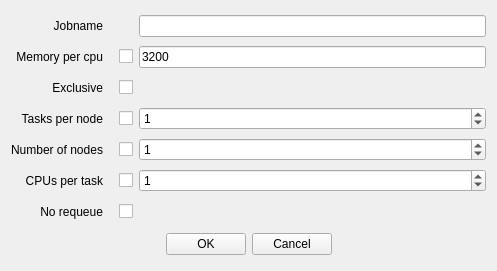
Above: ui/resource_specification.ui from lunarc/gfxlauncher before the change. Below: the same form after it.
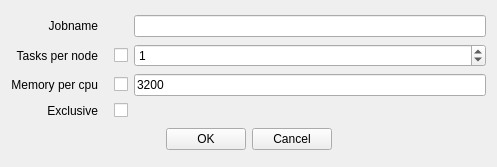
That is the form after the change.

Commit message: Work on simplifying user interface

Patch:
```diff
--- a/ui/resource_specification.ui
+++ b/ui/resource_specification.ui
@@ -7,7 +7,7 @@
     <x>0</x>
     <y>0</y>
     <width>497</width>
-    <height>271</height>
+    <height>167</height>
    </rect>
   </property>
   <property name="windowTitle">
@@ -15,7 +15,7 @@
   </property>
   <layout class="QVBoxLayout" name="verticalLayout">
    <item>
-    <layout class="QGridLayout" name="gridLayout" rowminimumheight="24,24,24,24,24,24,24">
+    <layout class="QGridLayout" name="gridLayout">
      <property name="sizeConstraint">
       <enum>QLayout::SetMinAndMaxSize</enum>
      </property>
@@ -25,76 +25,14 @@
      <item row="0" column="2">
       <widget class="QLineEdit" name="jobNameEdit"/>
      </item>
-     <item row="5" column="0">
-      <widget class="QLabel" name="label_6">
-       <property name="text">
-        <string>CPUs per task</string>
-       </property>
-       <property name="alignment">
-        <set>Qt::AlignRight|Qt::AlignTrailing|Qt::AlignVCenter</set>
-       </property>
-       <property name="indent">
-        <number>10</number>
-       </property>
-      </widget>
-     </item>
-     <item row="6" column="0">
-      <widget class="QLabel" name="label_7">
-       <property name="text">
-        <string>No requeue</string>
-       </property>
-       <property name="alignment">
-        <set>Qt::AlignRight|Qt::AlignTrailing|Qt::AlignVCenter</set>
-       </property>
-       <property name="indent">
-        <number>10</number>
-       </property>
-      </widget>
-     </item>
-     <item row="4" column="2">
-      <widget class="QSpinBox" name="numberOfNodesSpin">
-       <property name="minimum">
-        <number>-1</number>
-       </property>
-       <property name="value">
-        <number>1</number>
-       </property>
-      </widget>
-     </item>
-     <item row="1" column="2">
+     <item row="2" column="2">
       <widget class="QLineEdit" name="memoryPerCpuEdit">
        <property name="text">
         <string>3200</string>
        </property>
       </widget>
      </item>
-     <item row="3" column="0">
-      <widget class="QLabel" name="label_4">
-       <property name="text">
-        <string>Tasks per node</string>
-       </property>
-       <property name="alignment">
-        <set>Qt::AlignRight|Qt::AlignTrailing|Qt::AlignVCenter</set>
-       </property>
-       <property name="indent">
-        <number>10</number>
-       </property>
-      </widget>
-     </item>
      <item row="2" column="0">
-      <widget class="QLabel" name="label_3">
-       <property name="text">
-        <string>Exclusive</string>
-       </property>
-       <property name="alignment">
-        <set>Qt::AlignRight|Qt::AlignTrailing|Qt::AlignVCenter</set>
-       </property>
-       <property name="indent">
-        <number>10</number>
-       </property>
-      </widget>
-     </item>
-     <item row="1" column="0">
       <widget class="QLabel" name="label_2">
        <property name="text">
         <string>Memory per cpu</string>
@@ -107,16 +45,6 @@
        </property>
       </widget>
      </item>
-     <item row="3" column="2">
-      <widget class="QSpinBox" name="tasksPerNodeSpin">
-       <property name="minimum">
-        <number>-1</number>
-       </property>
-       <property name="value">
-        <number>1</number>
-       </property>
-      </widget>
-     </item>
      <item row="0" column="0">
       <widget class="QLabel" name="label">
        <property name="text">
@@ -130,20 +58,10 @@
        </property>
       </widget>
      </item>
-     <item row="5" column="2">
-      <widget class="QSpinBox" name="cpuPerTaskSpin">
-       <property name="minimum">
-        <number>-1</number>
-       </property>
-       <property name="value">
-        <number>1</number>
-       </property>
-      </widget>
-     </item>
-     <item row="4" column="0">
-      <widget class="QLabel" name="label_5">
+     <item row="5" column="0">
+      <widget class="QLabel" name="label_3">
        <property name="text">
-        <string>Number of nodes</string>
+        <string>Exclusive</string>
        </property>
        <property name="alignment">
         <set>Qt::AlignRight|Qt::AlignTrailing|Qt::AlignVCenter</set>
@@ -153,14 +71,14 @@
        </property>
       </widget>
      </item>
-     <item row="4" column="1">
-      <widget class="QCheckBox" name="specifyNumberOfNodesCheck">
+     <item row="2" column="1">
+      <widget class="QCheckBox" name="specifyMemoryCheck">
        <property name="text">
         <string/>
        </property>
       </widget>
      </item>
-     <item row="3" column="1">
+     <item row="1" column="1">
       <widget class="QCheckBox" name="specifyTasksPerNodeCheck">
        <property name="text">
         <string/>
@@ -168,20 +86,6 @@
       </widget>
      </item>
      <item row="5" column="1">
-      <widget class="QCheckBox" name="specifyCPUsPerTaskCheck">
-       <property name="text">
-        <string/>
-       </property>
-      </widget>
-     </item>
-     <item row="1" column="1">
-      <widget class="QCheckBox" name="specifyMemoryCheck">
-       <property name="text">
-        <string/>
-       </property>
-      </widget>
-     </item>
-     <item row="2" column="1">
       <widget class="QCheckBox" name="exclusiveCheck">
        <property name="layoutDirection">
         <enum>Qt::LeftToRight</enum>
@@ -191,13 +95,26 @@
        </property>
       </widget>
      </item>
-     <item row="6" column="1">
-      <widget class="QCheckBox" name="noRequeueCheck">
-       <property name="layoutDirection">
-        <enum>Qt::LeftToRight</enum>
-       </property>
+     <item row="1" column="0">
+      <widget class="QLabel" name="label_4">
        <property name="text">
-        <string/>
+        <string>Tasks per node</string>
+       </property>
+       <property name="alignment">
+        <set>Qt::AlignRight|Qt::AlignTrailing|Qt::AlignVCenter</set>
+       </property>
+       <property name="indent">
+        <number>10</number>
+       </property>
+      </widget>
+     </item>
+     <item row="1" column="2">
+      <widget class="QSpinBox" name="tasksPerNodeSpin">
+       <property name="minimum">
+        <number>-1</number>
+       </property>
+       <property name="value">
+        <number>1</number>
        </property>
       </widget>
      </item>
```
The commit also changes 6 other files.
